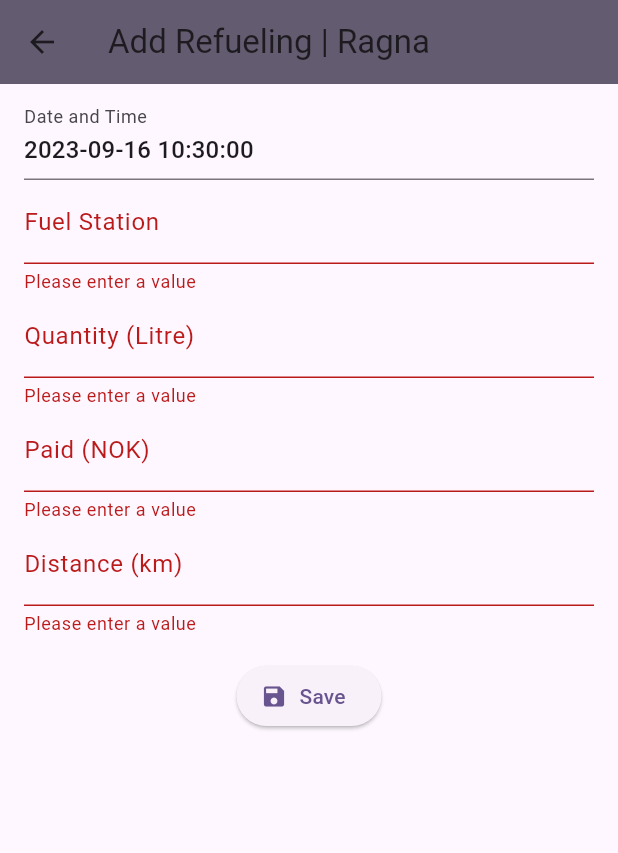
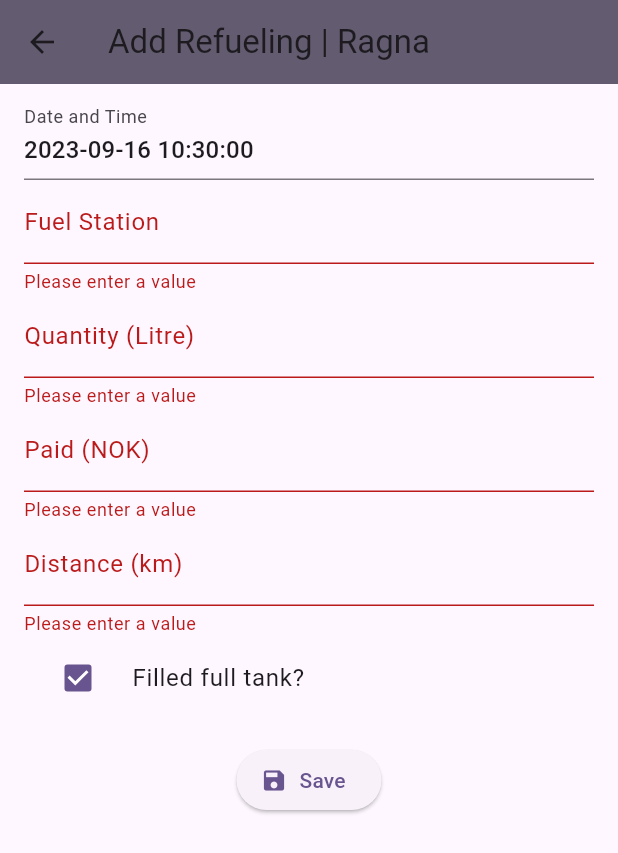
Before and after one commit to Dentsor/MotoLog, a Flutter app: the RefuelAddPage screen opened directly with sample values from the repository, after a tap on "Save", on a phone screen of 412 x 824 dp. Shown: the top 853 px of the screen. Run offline on Flutter 3.47's test engine with Material 2 defaults, Android fonts, the phone set to English and light mode, and no system bars; our stand-ins replace sqflite; accounts and stored records are empty.

Commit message:
Implement full tank boolean for refuel
Issue #3

```diff
--- a/lib/models/refuel.dart
+++ b/lib/models/refuel.dart
@@ -12,6 +12,7 @@
   double quantity;
   double paid;
   double distance;
+  bool fullTank;
 
   Refuel({
     this.id,
@@ -21,6 +22,7 @@
     required this.quantity,
     required this.paid,
     required this.distance,
+    required this.fullTank,
   });
 
   Refuel.fromMap(Map<String, dynamic> res)
@@ -30,7 +32,8 @@
       dateTime = DateTime.fromMillisecondsSinceEpoch(res['dateTime'] * Duration.millisecondsPerSecond),
       quantity = res['quantity'],
       paid = res['paid'],
-      distance = res['distance'];
+      distance = res['distance'],
+      fullTank = res['fullTank'] == 1;
 
   @override
   Map<String, Object?> toMap() {
@@ -42,6 +45,7 @@
       'quantity': quantity,
       'paid': paid,
       'distance': distance,
+      'fullTank': fullTank,
     };
   }
 
--- a/lib/pages/refuel_add_page.dart
+++ b/lib/pages/refuel_add_page.dart
@@ -6,6 +6,7 @@ import 'package:motolog/database/database_helper.dart';
 import 'package:motolog/database/refuel_db_helper.dart';
 import 'package:motolog/models/refuel.dart';
 import 'package:motolog/models/vehicle.dart';
+import 'package:motolog/widgets/checkbox_form_field.dart';
 
 class RefuelAddPage extends StatefulWidget {
   const RefuelAddPage({super.key, required this.vehicle});
@@ -25,6 +26,7 @@ class _RefuelAddPageState extends State<RefuelAddPage> {
   final _quantityController = TextEditingController();
   final _paidController = TextEditingController();
   final _distanceController = TextEditingController();
+  bool fullTank = true;
 
   /// 0 = Editing
   /// 1 = Saving
@@ -43,6 +45,7 @@ class _RefuelAddPageState extends State<RefuelAddPage> {
         quantity: double.parse(_quantityController.text),
         paid: double.parse(_paidController.text),
         distance: double.parse(_distanceController.text),
+        fullTank: fullTank,
       );
       if (kDebugMode) {
         print(refuel);
@@ -167,6 +170,18 @@ class _RefuelAddPageState extends State<RefuelAddPage> {
                     return null;
                   },
                 ),
+                CheckboxFormField(
+                  title: const Text('Filled full tank?'),
+                  autovalidateMode: AutovalidateMode.onUserInteraction,
+                  initialValue: fullTank,
+                  validator: (value) {
+                    if (value == null) {
+                      return 'Please enter a value';
+                    }
+                    return null;
+                  },
+                  onSaved: (value) => fullTank = value ?? false,
+                ),
                 Padding(
                   padding: const EdgeInsets.symmetric(vertical: 16),
                   child: ElevatedButton.icon(
--- /dev/null
+++ b/lib/widgets/checkbox_form_field.dart
@@ -0,0 +1,36 @@
+import 'package:flutter/material.dart';
+
+/// Based on answer from https://stackoverflow.com/a/57897318
+class CheckboxFormField extends FormField<bool> {
+  CheckboxFormField({
+    super.key,
+    Widget? title,
+    FormFieldSetter<bool>? onSaved,
+    FormFieldValidator<bool>? validator,
+    bool initialValue = false,
+    AutovalidateMode autovalidateMode = AutovalidateMode.disabled,
+  }) : super(
+          onSaved: onSaved,
+          validator: validator,
+          initialValue: initialValue,
+          autovalidateMode: autovalidateMode,
+          builder: (FormFieldState<bool> state) {
+            return CheckboxListTile(
+              dense: state.hasError,
+              title: title,
+              value: state.value,
+              onChanged: state.didChange,
+              subtitle: state.hasError
+                  ? Builder(
+                      builder: (BuildContext context) => Text(
+                        state.errorText ?? "",
+                        style: TextStyle(
+                            color: Theme.of(context).colorScheme.error),
+                      ),
+                    )
+                  : null,
+              controlAffinity: ListTileControlAffinity.leading,
+            );
+          },
+        );
+}
```
Also changed, not shown: lib/database/refuel_db_helper.dart (+10 -9 lines), 1 other file.
